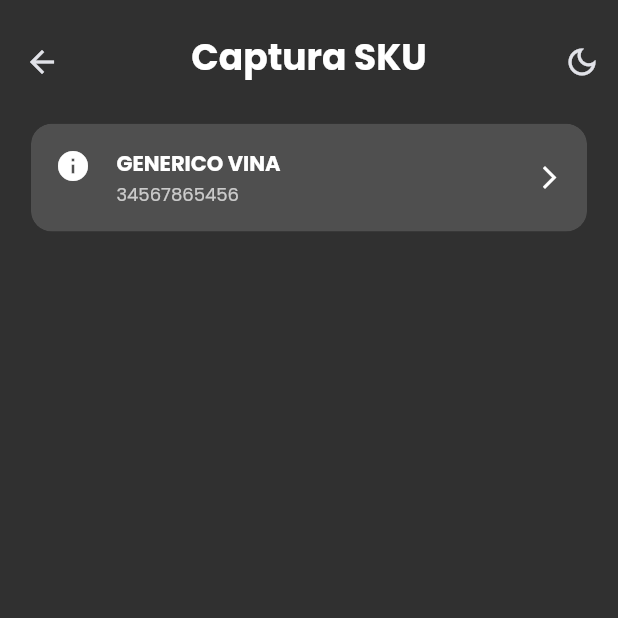
After one commit to RitchieRS/emetrixapp, a Flutter app: the ProductsSkuPage screen opened directly, after a tap on the "light mode" icon, on a phone screen of 412 x 824 dp, the top half of it. The commit adds this screen. Run offline on Flutter 3.47's test engine with Material 2 defaults, Android fonts, the phone set to English and light mode, and no system bars; our stand-ins replace animate_do, connectivity_plus, dio, flutter_riverpod, flutter_svg, freezed_annotation and 12 more; missing offline and left inert: hand_signature, qr_code_scanner; accounts and stored records are empty; generated files the repository leaves out were written again; project files that could hold a hidden picture were left out.

Commit message:
SKU-AVANCE1

```diff
--- /dev/null
+++ b/lib/app/ui/modules/products_sku/products.dart
@@ -0,0 +1,76 @@
+import 'package:emetrix_flutter/app/core/services/database/database.dart';
+import 'package:flutter/material.dart';
+import 'package:flutter/services.dart';
+import 'package:flutter_riverpod/flutter_riverpod.dart';
+import 'package:emetrix_flutter/app/core/services/theme/theme.dart';
+import 'package:emetrix_flutter/app/ui/utils/utils.dart';
+
+class ProductsSkuPage extends ConsumerStatefulWidget {
+  const ProductsSkuPage({super.key});
+
+  @override
+  ConsumerState<ConsumerStatefulWidget> createState() => _ProductsSkuPageState();
+}
+
+class _ProductsSkuPageState extends ConsumerState<ProductsSkuPage> {
+  @override
+  Widget build(BuildContext context) {
+    final size = MediaQuery.of(context).size;
+    final isDark = ref.watch(themeProvider);
+
+    return Scaffold(
+      appBar: AppBar(
+        title: Text('Captura SKU',
+            style: isDark == ThemeMode.dark ? t.titleWhite : t.titleBlack),
+        centerTitle: true,
+        backgroundColor: Theme.of(context).scaffoldBackgroundColor,
+        elevation: 0,
+        toolbarHeight: size.height * 0.1,
+        systemOverlayStyle: isDark == ThemeMode.dark
+            ? SystemUiOverlayStyle.light
+            : SystemUiOverlayStyle.dark,
+        actions: [
+          IconButton(
+              onPressed: () {
+                ref.read(themeProvider.notifier).toggleTheme();
+                setState(() {});
+              },
+              icon: isDark == ThemeMode.dark
+                  ? const Icon(Icons.dark_mode_outlined)
+                  : Icon(Icons.light_mode, color: c.disabled))
+        ],
+      ),
+      body: ListView(
+        shrinkWrap: true,
+        // padding: const EdgeInsets.only(top: 0),
+        physics: const NeverScrollableScrollPhysics(),
+        children: [
+          Center(
+            child: ClipRRect(
+              borderRadius: BorderRadius.circular(14),
+              child: Container(
+                width: size.width * 0.9,
+                decoration: BoxDecoration(
+                  color: Theme.of(context).highlightColor.withOpacity(0.2),
+                  borderRadius: BorderRadius.circular(14),
+                ),
+                child: Column(children: [
+                  ListTile(
+                    title: Text('GENERICO VINA', style: t.mediumBold),
+                    subtitle: Text('34567865456', style: t.text),
+                    onTap: () {},
+                    trailing: const Icon(Icons.arrow_forward_ios, size: 18),
+                    leading: const Icon(Icons.info),
+                    minLeadingWidth: 25,
+                    shape: RoundedRectangleBorder(
+                        borderRadius: BorderRadius.circular(14)),
+                  ),
+                ]),
+              ),
+            ),
+          ),
+        ],
+      ),
+    );
+  }
+}
```
Also changed, not shown: lib/app/core/modules/pendientes/pendientes.dart (added, +224 -0 lines), lib/app/core/modules/productos/productos.dart (added, +111 -0 lines), lib/app/core/modules/productos/repository.dart (added, +30 -0 lines), lib/app/core/modules/productos/service.dart (added, +20 -0 lines), lib/app/core/providers/providers.dart (+14 -0 lines), lib/app/core/services/database/database.dart (+35 -0 lines), lib/app/ui/modules/login/controller.dart (+23 -2 lines), lib/app/ui/modules/login/login.dart (+12 -0 lines), lib/app/core/modules/productos/productos.g.dart (added).
